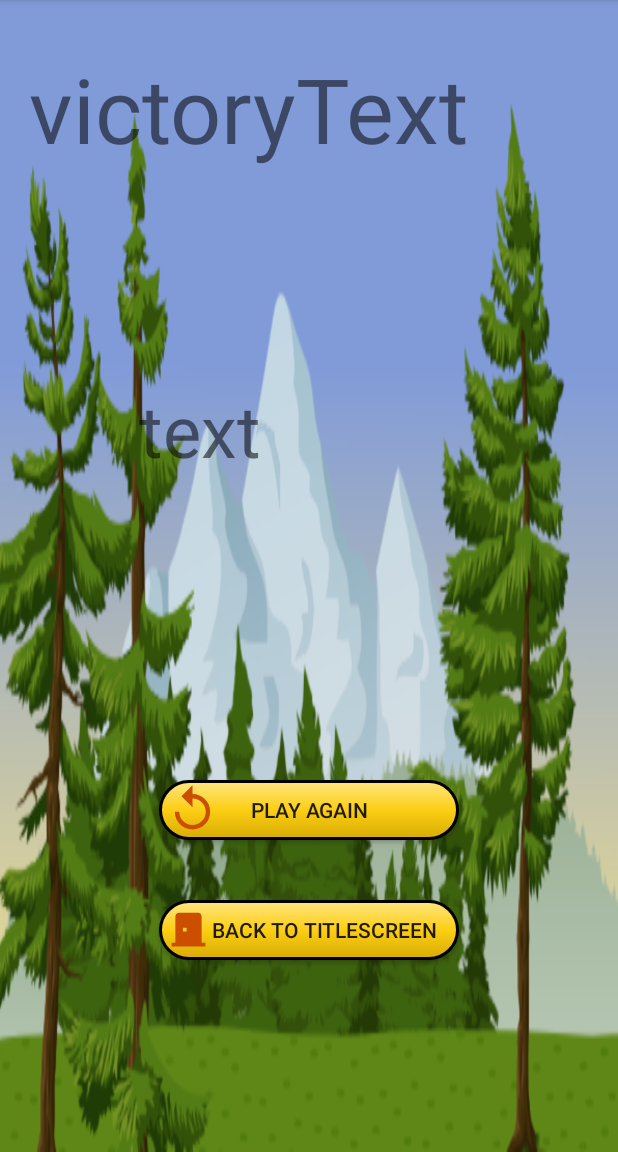
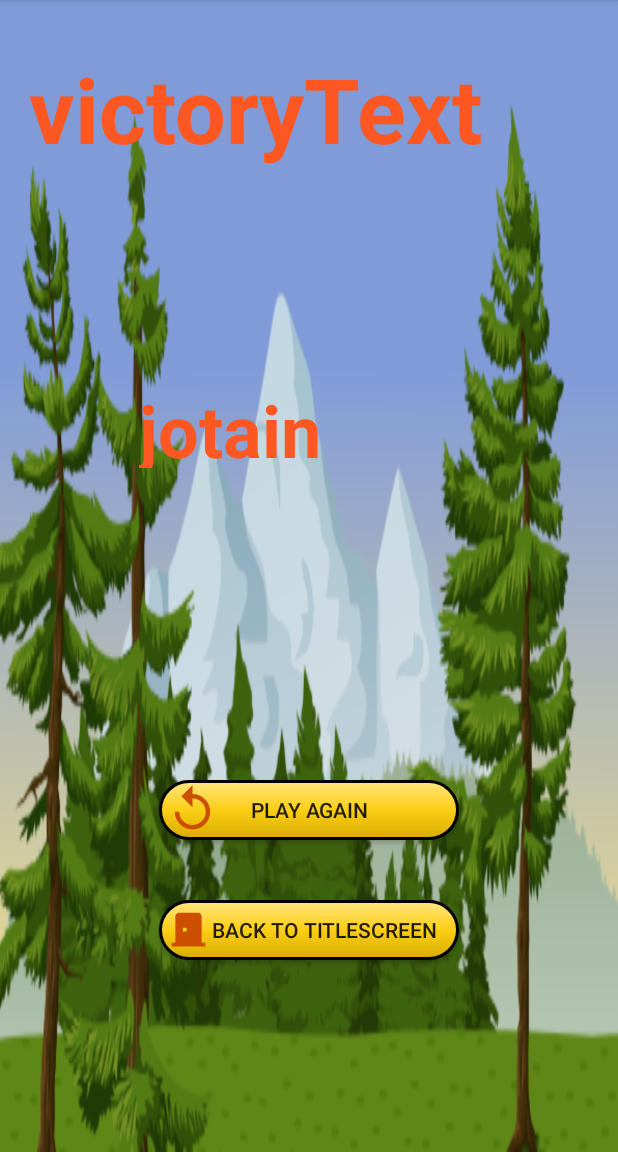
Before and after one commit to Mobiilikehitysprojekti-Ryhma-5-TVT20SPO/Ekarepo, an Android app: the VictoryFragment screen opened through its navigation route, on a phone screen of 412 x 824 dp, the part 84-1236 px from its top. Run offline under Robolectric (Android 15) with nearby library versions, the phone set to English and light mode, and no system bars.

Commit message:
victoryandlose

```diff
--- a/app/src/main/java/com/example/hirsipuu/GameFragment.kt
+++ b/app/src/main/java/com/example/hirsipuu/GameFragment.kt
@@ -10,7 +10,8 @@ import androidx.fragment.app.Fragment
 import androidx.navigation.fragment.findNavController
 
 class GameFragment : Fragment() {
-    override fun onCreateView(
+    var sana:String="jotain"
+        override fun onCreateView(
         inflater: LayoutInflater,
         container: ViewGroup?,
         savedInstanceState: Bundle?
@@ -25,6 +26,8 @@ class GameFragment : Fragment() {
 
         btn.setOnClickListener( View.OnClickListener {
             vaihda=vaihdakuva(vaihda,binding);
+
+
         })
 
 
@@ -53,4 +56,7 @@ class GameFragment : Fragment() {
         imageView.setImageResource(kuva)
         return numero
     }
+      fun getword(): String {
+        return sana
+    }
 }
--- a/app/src/main/java/com/example/hirsipuu/VictoryFragment.kt
+++ b/app/src/main/java/com/example/hirsipuu/VictoryFragment.kt
@@ -5,18 +5,24 @@ import android.view.LayoutInflater
 import android.view.View
 import android.view.ViewGroup
 import android.widget.Button
+import android.widget.TextView
 import androidx.fragment.app.Fragment
 import androidx.navigation.findNavController
 
+
 class VictoryFragment : Fragment() {
+    var gameFragment:GameFragment?=null
     override fun onCreateView(
         inflater: LayoutInflater,
         container: ViewGroup?,
         savedInstanceState: Bundle?
     ): View? {
+        gameFragment=GameFragment()
         val binding=inflater.inflate(R.layout.victory_fragment, container, false)
         val playAgainBut : Button = binding.findViewById(R.id.playAgBut)
         val backToStart : Button = binding.findViewById(R.id.backStartBut)
+        val wordtext : TextView = binding.findViewById(R.id.wordtext)
+        wordtext.text = gameFragment!!.getword()
         playAgainBut.setOnClickListener{view : View->view.findNavController().navigate(R.id.action_victoryFragment_to_gameFragment)}
         backToStart.setOnClickListener{view : View->view.findNavController().navigate(R.id.action_victoryFragment_to_titleFragment)}
         return binding
--- a/app/src/main/res/layout/lose_fragment.xml
+++ b/app/src/main/res/layout/lose_fragment.xml
@@ -11,7 +11,9 @@
         android:layout_height="82dp"
         android:layout_marginTop="32dp"
         android:text="TextView"
+        android:textColor="#FF5722"
         android:textSize="60sp"
+        android:textStyle="bold"
         app:layout_constraintEnd_toEndOf="parent"
         app:layout_constraintStart_toStartOf="parent"
         app:layout_constraintTop_toTopOf="parent" />
@@ -34,7 +36,9 @@
         android:layout_height="42dp"
         android:layout_marginTop="32dp"
         android:text="TextView"
+        android:textColor="#FF5722"
         android:textSize="34sp"
+        android:textStyle="bold"
         app:layout_constraintEnd_toEndOf="parent"
         app:layout_constraintStart_toStartOf="parent"
         app:layout_constraintTop_toBottomOf="@+id/textView" />
--- a/app/src/main/res/layout/rules_fragment.xml
+++ b/app/src/main/res/layout/rules_fragment.xml
@@ -10,7 +10,7 @@
         android:layout_width="390dp"
         android:layout_height="587dp"
         android:layout_marginTop="16dp"
-        android:text="TextView"
+        android:text="Pelin säännöt: seitsemän yritystä arvata sana"
         android:textColor="#FF5722"
         android:textStyle="bold"
         android:textSize="40sp"
--- a/app/src/main/res/layout/victory_fragment.xml
+++ b/app/src/main/res/layout/victory_fragment.xml
@@ -14,7 +14,7 @@
         app:layout_constraintBottom_toBottomOf="parent"
         app:layout_constraintEnd_toEndOf="parent"
         app:layout_constraintStart_toStartOf="parent"
-        app:layout_constraintTop_toBottomOf="@+id/numTryesText" />
+        app:layout_constraintTop_toBottomOf="@+id/wordtext" />
 
     <androidx.appcompat.widget.AppCompatButton
         android:id="@+id/backStartBut"
@@ -34,18 +34,22 @@
         android:layout_height="86dp"
         android:layout_marginTop="32dp"
         android:text="victoryText"
+        android:textColor="#FF5722"
         android:textSize="60sp"
+        android:textStyle="bold"
         app:layout_constraintEnd_toEndOf="parent"
         app:layout_constraintStart_toStartOf="parent"
         app:layout_constraintTop_toTopOf="parent" />
 
     <TextView
-        android:id="@+id/numTryesText"
+        android:id="@+id/wordtext"
         android:layout_width="227dp"
         android:layout_height="58dp"
         android:layout_marginTop="136dp"
         android:text="text"
+        android:textColor="#FF5722"
         android:textSize="48sp"
+        android:textStyle="bold"
         app:layout_constraintEnd_toEndOf="parent"
         app:layout_constraintStart_toStartOf="parent"
         app:layout_constraintTop_toBottomOf="@+id/victoryText" />
```
